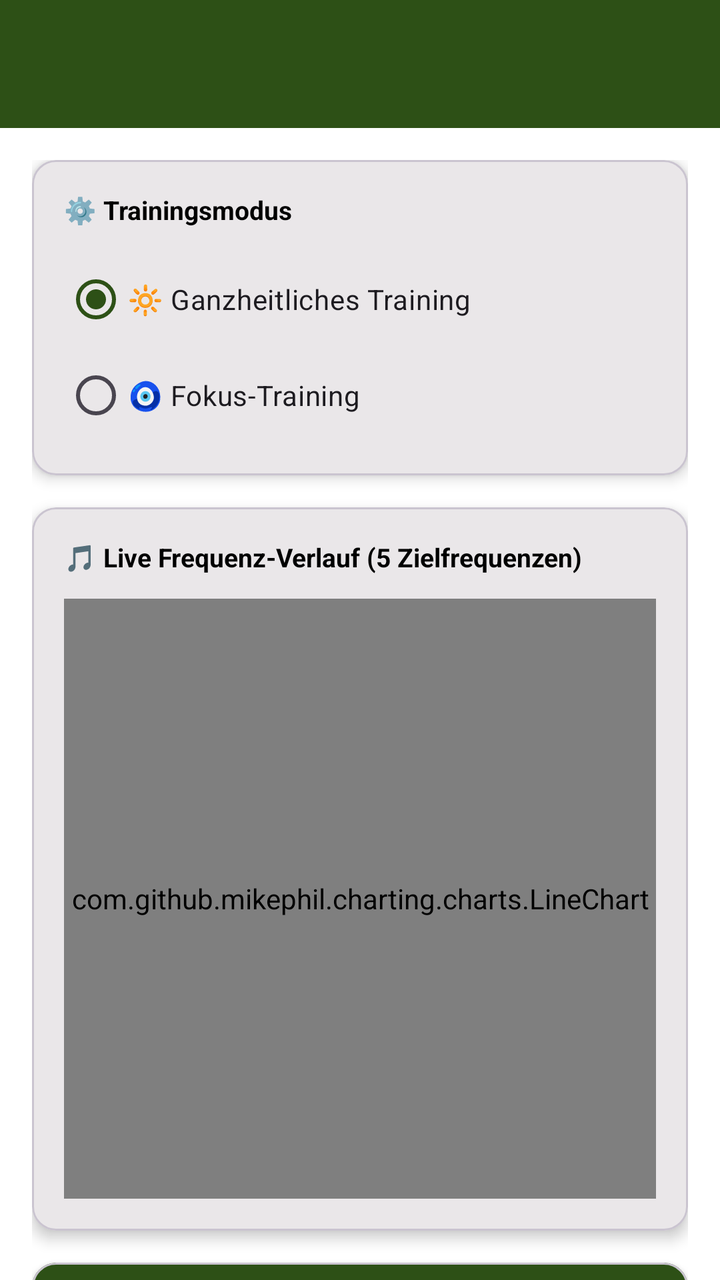
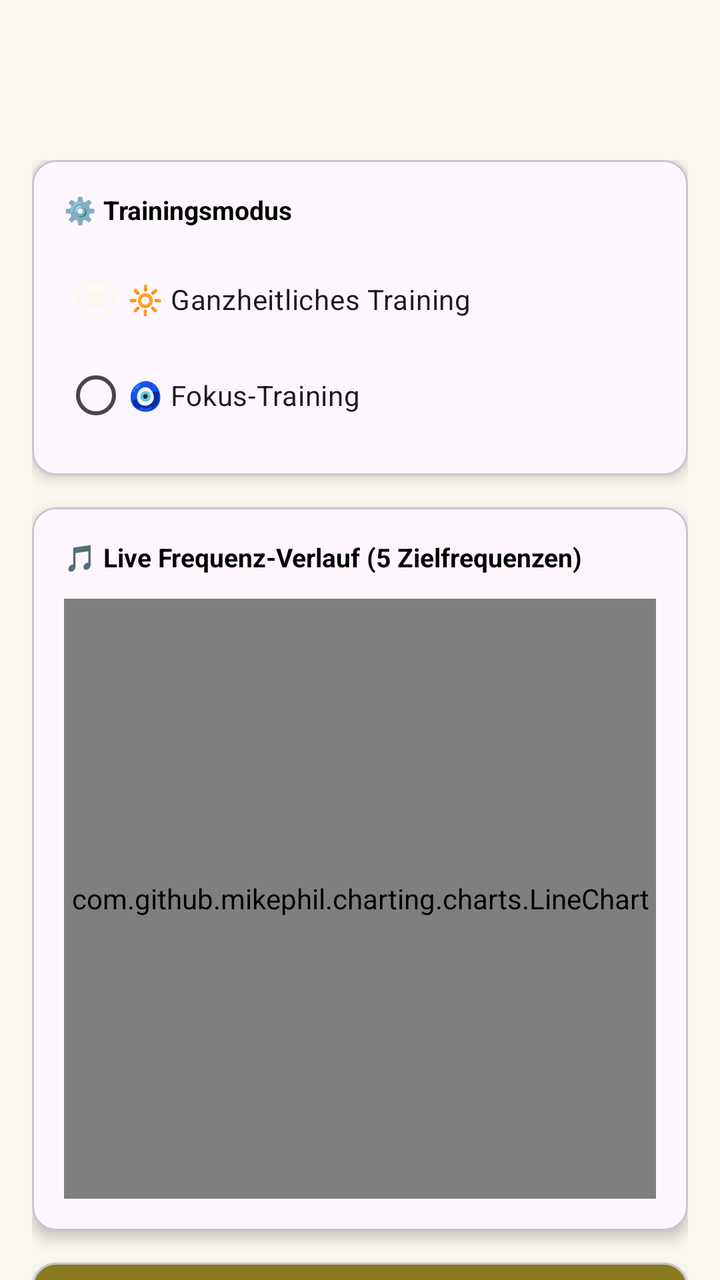

The first picture is an Android layout as it rendered before a commit; the second is the same layout after the commit. The layout source and the unified diff follow.
<!-- AndroidManifest.xml: activity theme Theme.HundeWildnis -->
<!-- res/layout/activity_communication.xml -->
<?xml version="1.0" encoding="utf-8"?>
<androidx.coordinatorlayout.widget.CoordinatorLayout xmlns:android="http://schemas.android.com/apk/res/android"
    xmlns:app="http://schemas.android.com/apk/res-auto"
    android:layout_width="match_parent"
    android:layout_height="match_parent"
    android:background="?android:attr/colorBackground">

    <com.google.android.material.appbar.AppBarLayout android:id="@+id/appbar"
        android:layout_width="match_parent"
        android:layout_height="wrap_content"
        android:fitsSystemWindows="false">

        <androidx.appcompat.widget.Toolbar
            android:id="@+id/toolbar"
            android:layout_width="match_parent"
            android:layout_height="?attr/actionBarSize"
            android:background="#2d5016"
            app:titleTextColor="#FFFFFF" />
    </com.google.android.material.appbar.AppBarLayout>

    <androidx.core.widget.NestedScrollView
        android:id="@+id/nestedScrollView"
        android:layout_width="match_parent"
        android:layout_height="match_parent"
        app:layout_behavior="@string/appbar_scrolling_view_behavior">

        <LinearLayout
            android:layout_width="match_parent"
            android:layout_height="wrap_content"
            android:orientation="vertical"
            android:padding="16dp">

            
            
            
            <com.google.android.material.card.MaterialCardView
                android:layout_width="match_parent"
                android:layout_height="wrap_content"
                app:cardCornerRadius="12dp"
                app:cardElevation="4dp"
                android:layout_marginBottom="16dp">

                <LinearLayout
                    android:layout_width="match_parent"
                    android:layout_height="wrap_content"
                    android:orientation="vertical"
                    android:padding="16dp">

                    <TextView
                        android:layout_width="wrap_content"
                        android:layout_height="wrap_content"
                        android:text="⚙️ Trainingsmodus"
                        android:textSize="@dimen/text_body_medium"
                        android:textStyle="bold"
                        android:textColor="?android:attr/textColorPrimary"
                        android:layout_marginBottom="12dp" />

                    <RadioGroup
                        android:id="@+id/radioGroupMode"
                        android:layout_width="match_parent"
                        android:layout_height="wrap_content"
                        android:orientation="vertical">

                        <RadioButton
                            android:id="@+id/radioModeFree"
                            android:layout_width="wrap_content"
                            android:layout_height="wrap_content"
                            android:text="🔆 Ganzheitliches Training"
                            android:checked="true" />

                        <RadioButton
                            android:id="@+id/radioModeFocus"
                            android:layout_width="wrap_content"
                            android:layout_height="wrap_content"
                            android:text="🧿 Fokus-Training" />

                    </RadioGroup>

                    
                    <LinearLayout
                        android:id="@+id/layoutFocusFrequency"
                        android:layout_width="match_parent"
                        android:layout_height="wrap_content"
                        android:orientation="vertical"
                        android:layout_marginTop="12dp"
                        android:visibility="gone">

                        <TextView
                            android:layout_width="wrap_content"
                            android:layout_height="wrap_content"
                            android:text="Wähle Zielfrequenz:"
                            android:textSize="@dimen/text_body_medium"
                            android:textColor="?android:attr/textColorSecondary"
                            android:layout_marginBottom="8dp" />

                        <RadioGroup
                            android:id="@+id/radioGroupFocusFrequency"
                            android:layout_width="match_parent"
                            android:layout_height="wrap_content"
                            android:orientation="vertical">

                            <RadioButton
                                android:id="@+id/radioFreq108"
                                android:layout_width="wrap_content"
                                android:layout_height="wrap_content"
                                android:text="108 Hz - Tiefenentspannung - Geländetraining - Stressbewältigung"
                                android:checked="true"
                                android:layout_marginBottom="12dp" />

                            <RadioButton
                                android:id="@+id/radioFreq216"
                                android:layout_width="wrap_content"
                                android:layout_height="wrap_content"
                                android:text="216 Hz - Beruhigung - Vertrauensaufbau - Leinentraining, Freifolge, Freiarbeit"
                                android:layout_marginBottom="12dp" />

                            <RadioButton
                                android:id="@+id/radioFreq324"
                                android:layout_width="wrap_content"
                                android:layout_height="wrap_content"
                                android:text="324 Hz - Konzentration - Unterbrechungstraining - AntiJagdTraining - Steh, Sitz, Platz - Suche"
                                android:layout_marginBottom="12dp" />

                            <RadioButton
                                android:id="@+id/radioFreq432"
                                android:layout_width="wrap_content"
                                android:layout_height="wrap_content"
                                android:text="432 Hz - Harmonie - Alltagstraining - Zusammenführung aller Elemente"
                                android:layout_marginBottom="12dp" />

                            <RadioButton
                                android:id="@+id/radioFreq648"
                                android:layout_width="wrap_content"
                                android:layout_height="wrap_content"
                                android:text="648 Hz - Motivation - Ausdauer - Heranrufen - Spiel"
                                android:layout_marginBottom="12dp" />

                        </RadioGroup>
                    </LinearLayout>

                </LinearLayout>
            </com.google.android.material.card.MaterialCardView>

            
            
            
            <com.google.android.material.card.MaterialCardView
                android:layout_width="match_parent"
                android:layout_height="wrap_content"
                app:cardCornerRadius="12dp"
                app:cardElevation="4dp"
                android:layout_marginBottom="16dp">

                <LinearLayout
                    android:layout_width="match_parent"
                    android:layout_height="wrap_content"
                    android:orientation="vertical"
                    android:padding="16dp">

                    <TextView
                        android:id="@+id/tvChartTitle"
                        android:layout_width="wrap_content"
                        android:layout_height="wrap_content"
                        android:text="🎵 Live Frequenz-Verlauf (5 Zielfrequenzen)"
                        android:textSize="@dimen/text_body_medium"
                        android:textStyle="bold"
                        android:textColor="?android:attr/textColorPrimary"
                        android:layout_marginBottom="12dp" />

                    <com.github.mikephil.charting.charts.LineChart
                        android:id="@+id/frequencyChart"
                        android:layout_width="match_parent"
                        android:layout_height="300dp" />

                </LinearLayout>
            </com.google.android.material.card.MaterialCardView>

            
            
            
            <com.google.android.material.card.MaterialCardView
                android:layout_width="match_parent"
                android:layout_height="wrap_content"
                app:cardCornerRadius="12dp"
                app:cardElevation="4dp"
                app:cardBackgroundColor="#2d5016"
                android:id="@+id/cardFrequency"
                android:layout_marginBottom="16dp">

                <LinearLayout
                    android:layout_width="match_parent"
                    android:layout_height="wrap_content"
                    android:orientation="vertical"
                    android:padding="20dp"
                    android:gravity="center">

                    <TextView
                        android:layout_width="wrap_content"
                        android:layout_height="wrap_content"
                        android:text="🎤 AKTUELLE FREQUENZ"
                        android:textSize="@dimen/text_body_medium"
                        android:textColor="#CCCCCC"
                        android:layout_marginBottom="8dp" />

                    <androidx.constraintlayout.widget.ConstraintLayout
                        android:layout_width="wrap_content"
                        android:layout_height="wrap_content"
                        android:layout_marginBottom="8dp">

                        <TextView
                            android:id="@+id/tvCurrentFrequency"
                            android:layout_width="wrap_content"
                            android:layout_height="wrap_content"
                            android:text="--- Hz"
                            android:textSize="@dimen/text_body_medium"
                            android:textStyle="bold"
                            android:textColor="#FFFFFF"
                            app:layout_constraintTop_toTopOf="parent"
                            app:layout_constraintBottom_toBottomOf="parent"
                            app:layout_constraintStart_toStartOf="parent"
                            app:layout_constraintEnd_toEndOf="parent" />

                        <TextView
                            android:id="@+id/tvFrequencyMatch"
                            android:layout_width="wrap_content"
                            android:layout_height="wrap_content"
                            android:text="🎯"
                            android:textSize="@dimen/text_body_medium"
                            android:alpha="0"
                            android:scaleX="0"
                            android:scaleY="0"
                            app:layout_constraintTop_toTopOf="@id/tvCurrentFrequency"
                            app:layout_constraintBottom_toBottomOf="@id/tvCurrentFrequency"
                            app:layout_constraintStart_toEndOf="@id/tvCurrentFrequency"
                            android:layout_marginStart="12dp" />
                    </androidx.constraintlayout.widget.ConstraintLayout>

                    <ProgressBar
                        android:id="@+id/progressFrequency"
                        android:layout_width="match_parent"
                        android:layout_height="wrap_content"
                        style="@android:style/Widget.ProgressBar.Horizontal"
                        android:max="100"
                        android:progress="0"
                        android:layout_marginBottom="8dp" />

                    <TextView
                        android:id="@+id/tvFrequencyStatus"
                        android:layout_width="wrap_content"
                        android:layout_height="wrap_content"
                        android:text="Warte auf Stimme..."
                        android:textSize="@dimen/text_body_medium"
                        android:textColor="#8fad6f" />

                </LinearLayout>
            </com.google.android.material.card.MaterialCardView>

            
            
            
            <LinearLayout
                android:layout_width="match_parent"
                android:layout_height="wrap_content"
                android:orientation="horizontal"
                android:gravity="center"
                android:layout_marginBottom="16dp">

                <Button
                    android:id="@+id/btnStartStop"
                    android:layout_width="0dp"
                    android:layout_height="wrap_content"
                    android:layout_weight="1"
                    android:text="🎤 Messung starten"
                    android:textSize="@dimen/text_body_medium"
                    android:textStyle="bold"
                    android:backgroundTint="#2d5016"
                    android:textColor="#FFFFFF" />

            </LinearLayout>

            
            
            
            <com.google.android.material.card.MaterialCardView
                android:layout_width="match_parent"
                android:layout_height="wrap_content"
                app:cardCornerRadius="12dp"
                app:cardElevation="4dp"
                android:layout_marginBottom="16dp">

                <LinearLayout
                    android:layout_width="match_parent"
                    android:layout_height="wrap_content"
                    android:orientation="vertical"
                    android:padding="16dp">

                    <TextView
                        android:layout_width="wrap_content"
                        android:layout_height="wrap_content"
                        android:text="🔔 Feedback-Einstellungen"
                        android:textSize="@dimen/text_body_medium"
                        android:textStyle="bold"
                        android:textColor="?android:attr/textColorPrimary"
                        android:layout_marginBottom="12dp" />

                    <com.google.android.material.switchmaterial.SwitchMaterial
                        android:id="@+id/switchVibration"
                        android:layout_width="match_parent"
                        android:layout_height="wrap_content"
                        android:text="📳 Vibration bei Treffer"
                        android:checked="true" />

                    <com.google.android.material.switchmaterial.SwitchMaterial
                        android:id="@+id/switchSound"
                        android:layout_width="match_parent"
                        android:layout_height="wrap_content"
                        android:text="🔊 Ton bei Treffer"
                        android:checked="false" />

                </LinearLayout>
            </com.google.android.material.card.MaterialCardView>

            
            
            
            <com.google.android.material.card.MaterialCardView
                android:layout_width="match_parent"
                android:layout_height="wrap_content"
                app:cardCornerRadius="12dp"
                app:cardElevation="4dp"
                android:layout_marginBottom="16dp">

                <LinearLayout
                    android:layout_width="match_parent"
                    android:layout_height="wrap_content"
                    android:orientation="vertical"
                    android:padding="16dp">

                    <TextView
                        android:layout_width="wrap_content"
                        android:layout_height="wrap_content"
                        android:text="📊 Aktuelle Statistik"
                        android:textSize="@dimen/text_body_medium"
                        android:textStyle="bold"
                        android:textColor="?android:attr/textColorPrimary"
                        android:layout_marginBottom="12dp" />

                    <TextView
                        android:id="@+id/tvStats"
                        android:layout_width="wrap_content"
                        android:layout_height="wrap_content"
                        android:text="Starte eine Messung..."
                        android:textSize="@dimen/text_body_medium"
                        android:textColor="?android:attr/textColorSecondary"
                        android:lineSpacingExtra="4dp" />

                </LinearLayout>
            </com.google.android.material.card.MaterialCardView>

            
            
            
            <LinearLayout
                android:layout_width="match_parent"
                android:layout_height="wrap_content"
                android:orientation="horizontal"
                android:layout_marginBottom="16dp">

                <Button
                    android:id="@+id/btnExport"
                    android:layout_width="0dp"
                    android:layout_height="wrap_content"
                    android:layout_weight="1"
                    android:text="📄 PDF"
                    android:backgroundTint="#4a6135"
                    android:textColor="#FFFFFF"
                    android:enabled="false"
                    android:layout_marginEnd="8dp" />

                <Button
                    android:id="@+id/btnShare"
                    android:layout_width="0dp"
                    android:layout_height="wrap_content"
                    android:layout_weight="1"
                    android:text="📤 Teilen"
                    android:backgroundTint="#5a7145"
                    android:textColor="#FFFFFF"
                    android:enabled="false" />

            </LinearLayout>

            
            
            
            <TextView
                android:layout_width="wrap_content"
                android:layout_height="wrap_content"
                android:text="📚 Bisherige Messungen"
                android:textSize="@dimen/text_body_medium"
                android:textStyle="bold"
                android:textColor="?android:attr/textColorPrimary"
                android:layout_marginBottom="12dp" />

            <androidx.recyclerview.widget.RecyclerView
                android:id="@+id/rvHistory"
                android:layout_width="match_parent"
                android:layout_height="wrap_content"
                android:nestedScrollingEnabled="false" />

        </LinearLayout>

    </androidx.core.widget.NestedScrollView>

</androidx.coordinatorlayout.widget.CoordinatorLayout>
<!-- resources referenced by this layout -->
<resources>
  <dimen name="text_body_medium">14sp</dimen>
  <style name="Theme.HundeWildnis" parent="Base.Theme.HundeWildnis" />
  <style name="Base.Theme.HundeWildnis" parent="Theme.Material3.Light.NoActionBar">
          
          <item name="materialButtonStyle">@style/Widget.App.Button</item>
  
          <item name="colorPrimary">#2d5016</item>
          <item name="colorPrimaryVariant">#1a3009</item>
          <item name="colorOnPrimary">#FFFFFF</item>
          <item name="colorSecondary">#6b8e4e</item>
          <item name="colorSecondaryVariant">#4a6135</item>
          <item name="colorOnSecondary">#000000</item>
          <item name="android:statusBarColor">@android:color/transparent</item>
          <item name="android:navigationBarColor">@android:color/transparent</item>
          <item name="android:windowDrawsSystemBarBackgrounds">true</item>
          <item name="android:windowLightStatusBar">true</item>
          <item name="android:windowLightNavigationBar" tools:targetApi="27">true</item>
          <item name="android:enforceNavigationBarContrast" tools:targetApi="q">false</item>
          <item name="android:enforceStatusBarContrast" tools:targetApi="q">false</item>
  
          
          <item name="colorAccent">#2d5016</item>
          <item name="android:textColorPrimary">#000000</item>
  
          
          <item name="materialAlertDialogTheme">@style/AlertDialogTheme</item>
          <item name="alertDialogTheme">@style/AlertDialogTheme</item>
  
          
          <item name="actionMenuTextColor">#FFFFFF</item>
          <item name="actionOverflowButtonStyle">@style/Widget.App.Overflow</item>
  
          
          <item name="android:windowBackground">#FFFFFF</item>
          <item name="android:colorBackground">#FFFFFF</item>
      </style>
  <style name="Widget.App.Overflow" parent="Widget.AppCompat.ActionButton.Overflow">
          <item name="android:src">@drawable/ic_menu_hamburger</item>
      </style>
  <dimen name="text_button_large">20sp</dimen>
  <style name="DialogButtonStyle.Light" parent="Widget.Material3.Button.TextButton.Dialog">
          
          <item name="android:textColor">#2d5016</item>
  
          
          <item name="android:textSize">13sp</item>
          <item name="android:textAllCaps">false</item>
          <item name="android:maxLines">2</item>
          <item name="android:singleLine">false</item>
          <item name="android:ellipsize">none</item>
          <item name="autoSizeTextType">uniform</item>
          <item name="autoSizeMinTextSize">10sp</item>
          <item name="autoSizeMaxTextSize">16sp</item>
  
          
          <item name="android:paddingStart">2dp</item>
          <item name="android:paddingEnd">2dp</item>
          <item name="android:minWidth">0dp</item>
          <item name="android:insetLeft">0dp</item>
          <item name="android:insetRight">0dp</item>
          <item name="android:insetTop">0dp</item>
          <item name="android:insetBottom">0dp</item>
  
          
          <item name="backgroundTint">@android:color/transparent</item>
  
          
          <item name="rippleColor">#332d5016</item>
      </style>
  <style name="Widget.App.ButtonBar" parent="Widget.AppCompat.ButtonBar.AlertDialog">
          <item name="android:padding">0dp</item>
      </style>
  <!-- drawable ic_menu_hamburger (drawable) -->
  <vector xmlns:android="http://schemas.android.com/apk/res/android"
      android:width="24dp"
      android:height="24dp"
      android:viewportWidth="24"
      android:viewportHeight="24">
      <path
          android:fillColor="#FFFFFF"
          android:pathData="M3,18h18v-2H3V18z M3,13h18v-2H3V13z M3,6v2h18V6H3z" />
  </vector>
  <!-- unchanged entries left out for length: 2 -->
</resources>

<!-- the commit's change to res/layout/activity_communication.xml (unified diff, before → after) -->
@@ -14,8 +14,8 @@
             android:id="@+id/toolbar"
             android:layout_width="match_parent"
             android:layout_height="?attr/actionBarSize"
-            android:background="#2d5016"
-            app:titleTextColor="#FFFFFF" />
+            android:background="?attr/colorPrimary"
+            app:titleTextColor="?attr/colorOnPrimary" />
     </com.google.android.material.appbar.AppBarLayout>
 
     <androidx.core.widget.NestedScrollView
@@ -183,7 +183,7 @@
                 android:layout_height="wrap_content"
                 app:cardCornerRadius="12dp"
                 app:cardElevation="4dp"
-                app:cardBackgroundColor="#2d5016"
+                app:cardBackgroundColor="?attr/colorSecondary"
                 android:id="@+id/cardFrequency"
                 android:layout_marginBottom="16dp">
 
@@ -199,7 +199,8 @@
                         android:layout_height="wrap_content"
                         android:text="🎤 AKTUELLE FREQUENZ"
                         android:textSize="@dimen/text_body_medium"
-                        android:textColor="#CCCCCC"
+                        android:textColor="?attr/colorOnSecondary"
+                        android:alpha="0.7"
                         android:layout_marginBottom="8dp" />
 
                     <androidx.constraintlayout.widget.ConstraintLayout
@@ -214,7 +215,7 @@
                             android:text="--- Hz"
                             android:textSize="@dimen/text_body_medium"
                             android:textStyle="bold"
-                            android:textColor="#FFFFFF"
+                            android:textColor="?attr/colorOnSecondary"
                             app:layout_constraintTop_toTopOf="parent"
                             app:layout_constraintBottom_toBottomOf="parent"
                             app:layout_constraintStart_toStartOf="parent"
@@ -250,7 +251,7 @@
                         android:layout_height="wrap_content"
                         android:text="Warte auf Stimme..."
                         android:textSize="@dimen/text_body_medium"
-                        android:textColor="#8fad6f" />
+                        android:textColor="?attr/colorOnSecondary" />
 
                 </LinearLayout>
             </com.google.android.material.card.MaterialCardView>
@@ -273,8 +274,8 @@
                     android:text="🎤 Messung starten"
                     android:textSize="@dimen/text_body_medium"
                     android:textStyle="bold"
-                    android:backgroundTint="#2d5016"
-                    android:textColor="#FFFFFF" />
+                    android:backgroundTint="?attr/colorSecondary"
+                    android:textColor="?attr/colorOnSecondary" />
 
             </LinearLayout>
 
@@ -372,8 +373,8 @@
                     android:layout_height="wrap_content"
                     android:layout_weight="1"
                     android:text="📄 PDF"
-                    android:backgroundTint="#4a6135"
-                    android:textColor="#FFFFFF"
+                    android:backgroundTint="?attr/colorSecondary"
+                    android:textColor="?attr/colorOnSecondary"
                     android:enabled="false"
                     android:layout_marginEnd="8dp" />
 
@@ -383,8 +384,8 @@
                     android:layout_height="wrap_content"
                     android:layout_weight="1"
                     android:text="📤 Teilen"
-                    android:backgroundTint="#5a7145"
-                    android:textColor="#FFFFFF"
+                    android:backgroundTint="?attr/colorSecondary"
+                    android:textColor="?attr/colorOnSecondary"
                     android:enabled="false" />
 
             </LinearLayout>
<!-- resource entries referenced after the edit -->
@@ -6,14 +6,12 @@
           
           <item name="materialButtonStyle">@style/Widget.App.Button</item>
   
-          <item name="colorPrimary">#2d5016</item>
-          <item name="colorPrimaryVariant">#1a3009</item>
-          <item name="colorOnPrimary">#FFFFFF</item>
-          <item name="colorSecondary">#6b8e4e</item>
-          <item name="colorSecondaryVariant">#4a6135</item>
-          <item name="colorOnSecondary">#000000</item>
-          <item name="android:statusBarColor">@android:color/transparent</item>
-          <item name="android:navigationBarColor">@android:color/transparent</item>
+          <item name="colorPrimary">@color/rd_bg_light</item>
+          <item name="colorOnPrimary">@color/rd_text_primary_light</item>
+          <item name="colorSecondary">@color/rd_group2_accent_light</item>
+          <item name="colorOnSecondary">#FFFFFF</item>
+          <item name="android:statusBarColor">@color/rd_bg_light</item>
+          <item name="android:navigationBarColor">@color/rd_bg_light</item>
           <item name="android:windowDrawsSystemBarBackgrounds">true</item>
           <item name="android:windowLightStatusBar">true</item>
           <item name="android:windowLightNavigationBar" tools:targetApi="27">true</item>
@@ -21,7 +19,7 @@
           <item name="android:enforceStatusBarContrast" tools:targetApi="q">false</item>
   
           
-          <item name="colorAccent">#2d5016</item>
+          <item name="colorAccent">@color/rd_group2_accent_light</item>
           <item name="android:textColorPrimary">#000000</item>
   
           
@@ -29,20 +27,23 @@
           <item name="alertDialogTheme">@style/AlertDialogTheme</item>
   
           
-          <item name="actionMenuTextColor">#FFFFFF</item>
+          <item name="actionMenuTextColor">@color/rd_text_primary_light</item>
           <item name="actionOverflowButtonStyle">@style/Widget.App.Overflow</item>
   
           
-          <item name="android:windowBackground">#FFFFFF</item>
-          <item name="android:colorBackground">#FFFFFF</item>
+          <item name="android:windowBackground">@color/rd_bg_light</item>
+          <item name="android:colorBackground">@color/rd_bg_light</item>
       </style>
+  <color name="rd_bg_light">#FAF7F0</color>
+  <color name="rd_text_primary_light">#2B2620</color>
+  <color name="rd_group2_accent_light">#8A7A1F</color>
   <style name="Widget.App.Overflow" parent="Widget.AppCompat.ActionButton.Overflow">
           <item name="android:src">@drawable/ic_menu_hamburger</item>
       </style>
   <dimen name="text_button_large">20sp</dimen>
   <style name="DialogButtonStyle.Light" parent="Widget.Material3.Button.TextButton.Dialog">
           
-          <item name="android:textColor">#2d5016</item>
+          <item name="android:textColor">?attr/colorSecondary</item>
   
           
           <item name="android:textSize">13sp</item>
